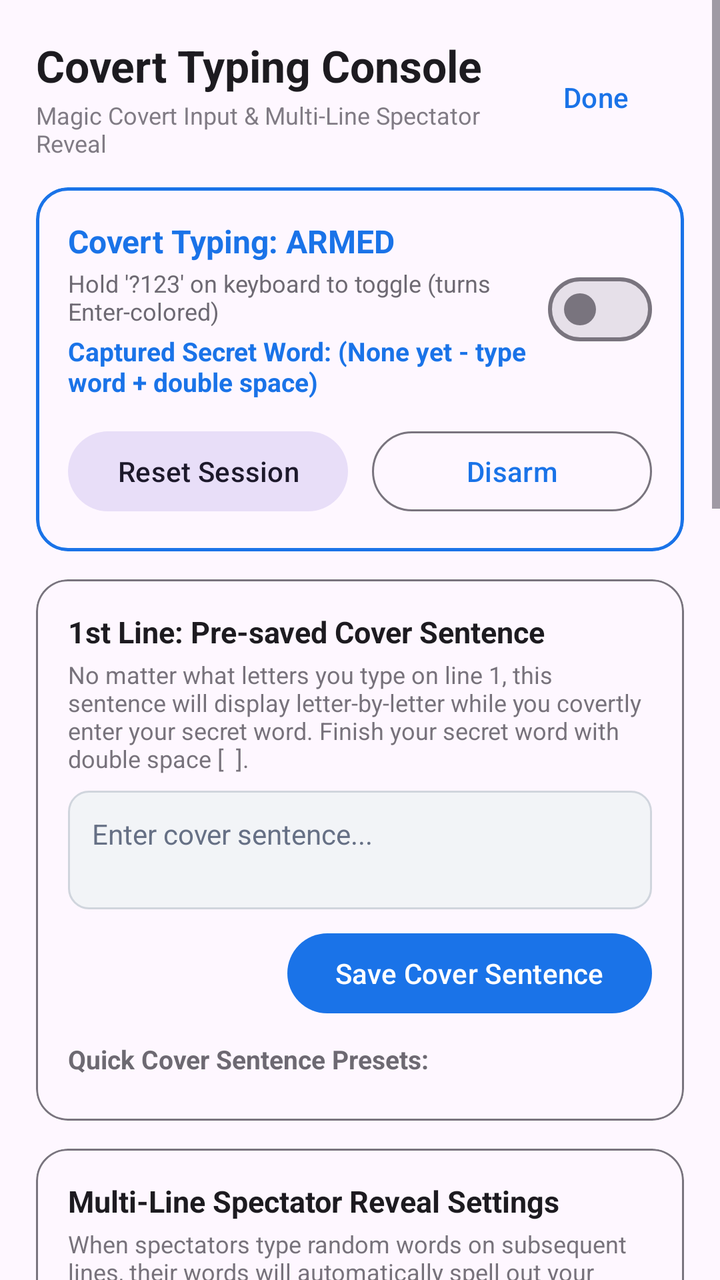
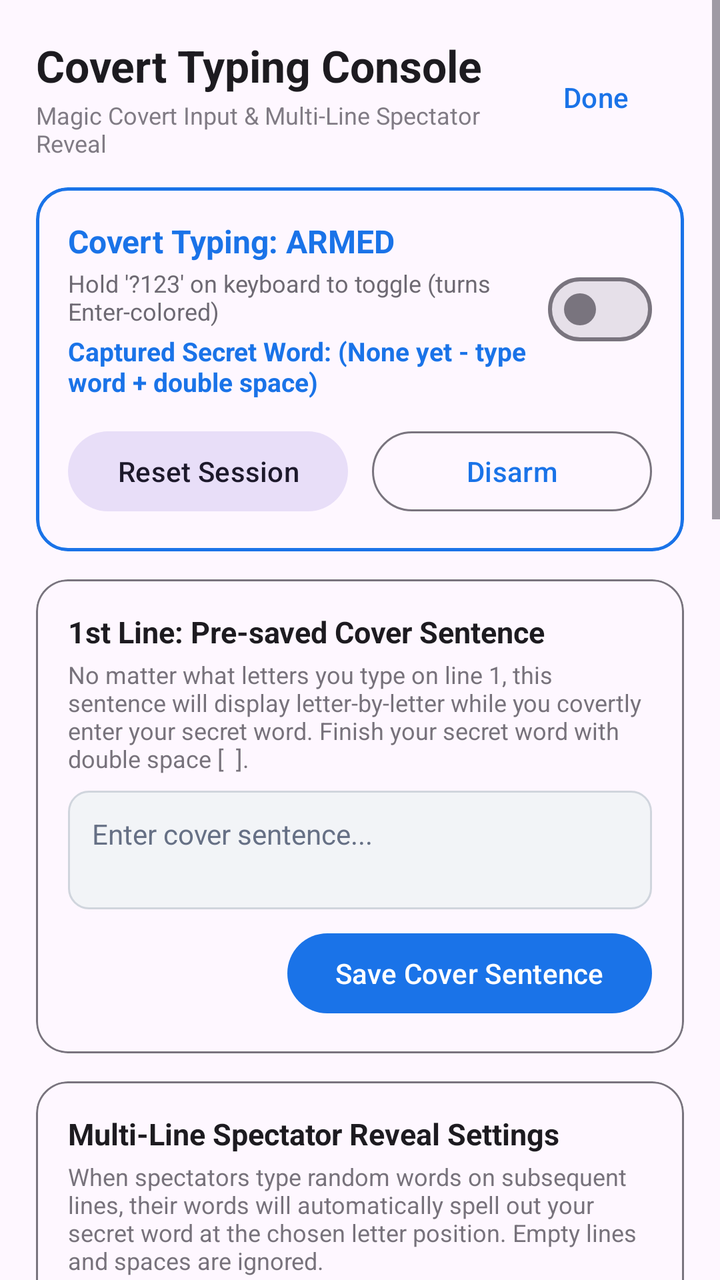

Screens rendered from an Android XML layout before and after an edit, with the pre-edit source and the edit as a unified diff.
<!-- AndroidManifest.xml: application theme Theme.CustomKeyboard -->
<!-- res/layout/dialog_hidden_covert_menu.xml -->
<?xml version="1.0" encoding="utf-8"?>
<ScrollView xmlns:android="http://schemas.android.com/apk/res/android"
    xmlns:app="http://schemas.android.com/apk/res-auto"
    android:layout_width="match_parent"
    android:layout_height="match_parent"
    android:fillViewport="true"
    android:background="?android:attr/colorBackground">

    <LinearLayout
        android:layout_width="match_parent"
        android:layout_height="wrap_content"
        android:orientation="vertical"
        android:padding="18dp">

        
        <LinearLayout
            android:layout_width="match_parent"
            android:layout_height="wrap_content"
            android:orientation="horizontal"
            android:gravity="center_vertical">

            <LinearLayout
                android:layout_width="0dp"
                android:layout_height="wrap_content"
                android:layout_weight="1"
                android:orientation="vertical">

                <TextView
                    android:layout_width="wrap_content"
                    android:layout_height="wrap_content"
                    android:text="Covert Typing Console"
                    android:textSize="22sp"
                    android:textStyle="bold"
                    android:textColor="?android:attr/textColorPrimary" />

                <TextView
                    android:layout_width="wrap_content"
                    android:layout_height="wrap_content"
                    android:layout_marginTop="2dp"
                    android:text="Magic Covert Input &amp; Multi-Line Spectator Reveal"
                    android:textSize="12sp"
                    android:alpha="0.7"
                    android:textColor="?android:attr/textColorSecondary" />
            </LinearLayout>

            <Button
                android:id="@+id/btnCloseCovert"
                style="@style/Widget.Material3.Button.TextButton"
                android:layout_width="wrap_content"
                android:layout_height="wrap_content"
                android:text="Done" />
        </LinearLayout>

        
        <com.google.android.material.card.MaterialCardView
            android:layout_width="match_parent"
            android:layout_height="wrap_content"
            android:layout_marginTop="14dp"
            app:cardCornerRadius="16dp"
            app:cardElevation="0dp"
            app:strokeWidth="1.5dp"
            app:strokeColor="?attr/colorPrimary">

            <LinearLayout
                android:layout_width="match_parent"
                android:layout_height="wrap_content"
                android:orientation="vertical"
                android:padding="16dp">

                <LinearLayout
                    android:layout_width="match_parent"
                    android:layout_height="wrap_content"
                    android:orientation="horizontal"
                    android:gravity="center_vertical">

                    <LinearLayout
                        android:layout_width="0dp"
                        android:layout_height="wrap_content"
                        android:layout_weight="1"
                        android:orientation="vertical">

                        <TextView
                            android:id="@+id/tvCovertStatusTitle"
                            android:layout_width="wrap_content"
                            android:layout_height="wrap_content"
                            android:text="Covert Typing: ARMED"
                            android:textSize="16sp"
                            android:textStyle="bold"
                            android:textColor="?attr/colorPrimary" />

                        <TextView
                            android:id="@+id/tvCovertTriggerHint"
                            android:layout_width="wrap_content"
                            android:layout_height="wrap_content"
                            android:layout_marginTop="2dp"
                            android:text="Hold '?123' on keyboard to toggle (turns Enter-colored)"
                            android:textSize="12sp"
                            android:alpha="0.8" />

                        <TextView
                            android:id="@+id/tvCapturedWordStatus"
                            android:layout_width="wrap_content"
                            android:layout_height="wrap_content"
                            android:layout_marginTop="3dp"
                            android:text="Captured Secret Word: (None yet - type word + double space)"
                            android:textSize="13sp"
                            android:textStyle="bold"
                            android:textColor="?attr/colorPrimary" />
                    </LinearLayout>

                    <com.google.android.material.materialswitch.MaterialSwitch
                        android:id="@+id/switchCovertMaster"
                        android:layout_width="wrap_content"
                        android:layout_height="wrap_content" />
                </LinearLayout>

                <LinearLayout
                    android:layout_width="match_parent"
                    android:layout_height="wrap_content"
                    android:layout_marginTop="12dp"
                    android:orientation="horizontal"
                    android:gravity="center_vertical">

                    <Button
                        android:id="@+id/btnResetSession"
                        style="@style/Widget.Material3.Button.TonalButton"
                        android:layout_width="0dp"
                        android:layout_height="wrap_content"
                        android:layout_weight="1"
                        android:layout_marginEnd="6dp"
                        android:text="Reset Session" />

                    <Button
                        android:id="@+id/btnDisarmNow"
                        style="@style/Widget.Material3.Button.OutlinedButton"
                        android:layout_width="0dp"
                        android:layout_height="wrap_content"
                        android:layout_weight="1"
                        android:layout_marginStart="6dp"
                        android:text="Disarm" />
                </LinearLayout>

            </LinearLayout>
        </com.google.android.material.card.MaterialCardView>

        
        <com.google.android.material.card.MaterialCardView
            android:layout_width="match_parent"
            android:layout_height="wrap_content"
            android:layout_marginTop="14dp"
            app:cardCornerRadius="16dp"
            app:cardElevation="0dp"
            app:strokeWidth="1dp"
            app:strokeColor="?attr/colorOutline">

            <LinearLayout
                android:layout_width="match_parent"
                android:layout_height="wrap_content"
                android:orientation="vertical"
                android:padding="16dp">

                <TextView
                    android:layout_width="wrap_content"
                    android:layout_height="wrap_content"
                    android:text="1st Line: Pre-saved Cover Sentence"
                    android:textStyle="bold"
                    android:textSize="15sp"
                    android:textColor="?android:attr/textColorPrimary" />

                <TextView
                    android:layout_width="wrap_content"
                    android:layout_height="wrap_content"
                    android:layout_marginTop="3dp"
                    android:text="No matter what letters you type on line 1, this sentence will display letter-by-letter while you covertly enter your secret word. Finish your secret word with double space [  ]."
                    android:textSize="12sp"
                    android:alpha="0.75" />

                <EditText
                    android:id="@+id/editCoverSentence"
                    android:layout_width="match_parent"
                    android:layout_height="wrap_content"
                    android:layout_marginTop="8dp"
                    android:hint="Enter cover sentence..."
                    android:textColor="@color/edit_text_color"
                    android:textColorHint="@color/edit_hint_color"
                    android:textSize="14sp"
                    android:minLines="2"
                    android:gravity="top|start"
                    android:padding="12dp"
                    android:background="@drawable/bg_edit_text" />

                <LinearLayout
                    android:layout_width="match_parent"
                    android:layout_height="wrap_content"
                    android:layout_marginTop="8dp"
                    android:orientation="horizontal"
                    android:gravity="end">

                    <Button
                        android:id="@+id/btnSaveCoverSentence"
                        android:layout_width="wrap_content"
                        android:layout_height="wrap_content"
                        android:text="Save Cover Sentence" />
                </LinearLayout>

                <TextView
                    android:layout_width="wrap_content"
                    android:layout_height="wrap_content"
                    android:layout_marginTop="10dp"
                    android:text="Quick Cover Sentence Presets:"
                    android:textStyle="bold"
                    android:textSize="13sp"
                    android:alpha="0.8" />

                <com.google.android.material.chip.ChipGroup
                    android:id="@+id/chipGroupCoverPresets"
                    android:layout_width="match_parent"
                    android:layout_height="wrap_content"
                    android:layout_marginTop="6dp" />

            </LinearLayout>
        </com.google.android.material.card.MaterialCardView>

        
        <com.google.android.material.card.MaterialCardView
            android:layout_width="match_parent"
            android:layout_height="wrap_content"
            android:layout_marginTop="14dp"
            app:cardCornerRadius="16dp"
            app:cardElevation="0dp"
            app:strokeWidth="1dp"
            app:strokeColor="?attr/colorOutline">

            <LinearLayout
                android:layout_width="match_parent"
                android:layout_height="wrap_content"
                android:orientation="vertical"
                android:padding="16dp">

                <TextView
                    android:layout_width="wrap_content"
                    android:layout_height="wrap_content"
                    android:text="Multi-Line Spectator Reveal Settings"
                    android:textStyle="bold"
                    android:textSize="15sp"
                    android:textColor="?android:attr/textColorPrimary" />

                <TextView
                    android:layout_width="wrap_content"
                    android:layout_height="wrap_content"
                    android:layout_marginTop="3dp"
                    android:text="When spectators type random words on subsequent lines, their words will automatically spell out your secret word at the chosen letter position. Empty lines and spaces are ignored."
                    android:textSize="12sp"
                    android:alpha="0.75" />

                <TextView
                    android:layout_width="wrap_content"
                    android:layout_height="wrap_content"
                    android:layout_marginTop="12dp"
                    android:text="Reveal Forced Letter Position:"
                    android:textStyle="bold"
                    android:textSize="13sp" />

                <RadioGroup
                    android:id="@+id/radioGroupRevealPos"
                    android:layout_width="match_parent"
                    android:layout_height="wrap_content"
                    android:layout_marginTop="6dp">

                    <RadioButton
                        android:id="@+id/radioReveal1st"
                        android:layout_width="wrap_content"
                        android:layout_height="wrap_content"
                        android:text="1st Letter (Acrostic: Sjakiwie / Amjridi / Mskeooe -> SAM)"
                        android:textSize="13sp" />

                    <RadioButton
                        android:id="@+id/radioReveal2nd"
                        android:layout_width="wrap_content"
                        android:layout_height="wrap_content"
                        android:text="2nd Letter (e.g. jSakiwie / mAjerid / sMkeooe)"
                        android:textSize="13sp" />

                    <RadioButton
                        android:id="@+id/radioReveal3rd"
                        android:layout_width="wrap_content"
                        android:layout_height="wrap_content"
                        android:text="3rd Letter (e.g. jaSekiwe / mjAried / skMeooe)"
                        android:textSize="13sp" />

                    <RadioButton
                        android:id="@+id/radioReveal4th"
                        android:layout_width="wrap_content"
                        android:layout_height="wrap_content"
                        android:text="4th Letter of each random word"
                        android:textSize="13sp" />
                </RadioGroup>

            </LinearLayout>
        </com.google.android.material.card.MaterialCardView>

        
        <com.google.android.material.card.MaterialCardView
            android:layout_width="match_parent"
            android:layout_height="wrap_content"
            android:layout_marginTop="14dp"
            app:cardCornerRadius="16dp"
            app:cardElevation="0dp"
            app:strokeWidth="1dp"
            app:strokeColor="?attr/colorOutline">

            <LinearLayout
                android:layout_width="match_parent"
                android:layout_height="wrap_content"
                android:orientation="vertical"
                android:padding="16dp">

                <LinearLayout
                    android:layout_width="match_parent"
                    android:layout_height="wrap_content"
                    android:orientation="horizontal"
                    android:gravity="center_vertical">

                    <LinearLayout
                        android:layout_width="0dp"
                        android:layout_height="wrap_content"
                        android:layout_weight="1"
                        android:orientation="vertical">

                        <TextView
                            android:layout_width="wrap_content"
                            android:layout_height="wrap_content"
                            android:text="Inject API Dispatch"
                            android:textStyle="bold"
                            android:textSize="15sp"
                            android:textColor="?android:attr/textColorPrimary" />

                        <TextView
                            android:layout_width="wrap_content"
                            android:layout_height="wrap_content"
                            android:text="Auto-sends the secret word to Inject API upon double-space [  ]"
                            android:textSize="12sp"
                            android:alpha="0.7" />
                    </LinearLayout>

                    <com.google.android.material.materialswitch.MaterialSwitch
                        android:id="@+id/switchInjectApi"
                        android:layout_width="wrap_content"
                        android:layout_height="wrap_content" />
                </LinearLayout>

                <LinearLayout
                    android:id="@+id/layoutInjectSettings"
                    android:layout_width="match_parent"
                    android:layout_height="wrap_content"
                    android:orientation="vertical"
                    android:layout_marginTop="10dp">

                    <TextView
                        android:layout_width="wrap_content"
                        android:layout_height="wrap_content"
                        android:text="API Endpoint / Webhook URL:"
                        android:textSize="12sp"
                        android:alpha="0.8" />

                    <EditText
                        android:id="@+id/editInjectUrl"
                        android:layout_width="match_parent"
                        android:layout_height="wrap_content"
                        android:layout_marginTop="4dp"
                        android:hint="https://your-api-endpoint.com/event"
                        android:textColor="@color/edit_text_color"
                        android:textColorHint="@color/edit_hint_color"
                        android:textSize="13sp"
                        android:padding="10dp"
                        android:background="@drawable/bg_edit_text" />

                    <TextView
                        android:layout_width="wrap_content"
                        android:layout_height="wrap_content"
                        android:layout_marginTop="8dp"
                        android:text="Dispatched JSON Payload Format:"
                        android:textSize="11sp"
                        android:textStyle="bold"
                        android:alpha="0.8" />

                    <TextView
                        android:layout_width="match_parent"
                        android:layout_height="wrap_content"
                        android:layout_marginTop="3dp"
                        android:padding="8dp"
                        android:background="@drawable/bg_edit_text"
                        android:text='{"count":1417,"value":"&lt;secret_word&gt;","receiveCount":463,"source":"phone","thumperId":1,"ai":null}'
                        android:fontFamily="monospace"
                        android:textSize="11sp"
                        android:textColor="?attr/colorPrimary" />

                    <TextView
                        android:layout_width="wrap_content"
                        android:layout_height="wrap_content"
                        android:layout_marginTop="8dp"
                        android:text="API Key / Auth Token (Optional - Leave blank if not needed):"
                        android:textSize="12sp"
                        android:alpha="0.8" />

                    <EditText
                        android:id="@+id/editInjectKey"
                        android:layout_width="match_parent"
                        android:layout_height="wrap_content"
                        android:layout_marginTop="4dp"
                        android:hint="Optional Bearer token (leave blank if none)"
                        android:textColor="@color/edit_text_color"
                        android:textColorHint="@color/edit_hint_color"
                        android:textSize="13sp"
                        android:padding="10dp"
                        android:background="@drawable/bg_edit_text" />

                    <LinearLayout
                        android:layout_width="match_parent"
                        android:layout_height="wrap_content"
                        android:layout_marginTop="10dp"
                        android:orientation="horizontal"
                        android:gravity="end">

                        <Button
                            android:id="@+id/btnTestInjectApi"
                            style="@style/Widget.Material3.Button.TonalButton"
                            android:layout_width="wrap_content"
                            android:layout_height="wrap_content"
                            android:text="Test Send Payload" />
                    </LinearLayout>
                </LinearLayout>

            </LinearLayout>
        </com.google.android.material.card.MaterialCardView>

        
        <com.google.android.material.card.MaterialCardView
            android:layout_width="match_parent"
            android:layout_height="wrap_content"
            android:layout_marginTop="14dp"
            android:layout_marginBottom="24dp"
            app:cardCornerRadius="16dp"
            app:cardElevation="0dp"
            app:strokeWidth="1dp"
            app:strokeColor="?attr/colorOutline">

            <LinearLayout
                android:layout_width="match_parent"
                android:layout_height="wrap_content"
                android:orientation="vertical"
                android:padding="16dp">

                <TextView
                    android:layout_width="wrap_content"
                    android:layout_height="wrap_content"
                    android:text="Live Covert &amp; Spectator Scratchpad"
                    android:textStyle="bold"
                    android:textSize="15sp"
                    android:textColor="?android:attr/textColorPrimary" />

                <TextView
                    android:layout_width="wrap_content"
                    android:layout_height="wrap_content"
                    android:layout_marginTop="2dp"
                    android:text="Practice the entire effect here: Type secret word + [  ] on Line 1, then hit Enter and type random letters on subsequent lines."
                    android:textSize="12sp"
                    android:alpha="0.7" />

                <EditText
                    android:id="@+id/editCovertSandbox"
                    android:layout_width="match_parent"
                    android:layout_height="wrap_content"
                    android:layout_marginTop="10dp"
                    android:hint="Line 1: Covert sentence will type here...\nLine 2: Spectator 1 random word\nLine 3: Spectator 2 random word"
                    android:textColor="@color/edit_text_color"
                    android:textColorHint="@color/edit_hint_color"
                    android:textSize="14sp"
                    android:minLines="4"
                    android:gravity="top|start"
                    android:padding="12dp"
                    android:background="@drawable/bg_edit_text" />

                <LinearLayout
                    android:layout_width="match_parent"
                    android:layout_height="wrap_content"
                    android:layout_marginTop="6dp"
                    android:orientation="horizontal"
                    android:gravity="center_vertical">

                    <TextView
                        android:id="@+id/tvSandboxLiveStatus"
                        android:layout_width="0dp"
                        android:layout_height="wrap_content"
                        android:layout_weight="1"
                        android:text="Status: Ready"
                        android:textSize="12sp"
                        android:textStyle="bold"
                        android:textColor="?attr/colorPrimary" />

                    <Button
                        android:id="@+id/btnClearCovertSandbox"
                        style="@style/Widget.Material3.Button.TextButton"
                        android:layout_width="wrap_content"
                        android:layout_height="wrap_content"
                        android:text="Clear Sandbox" />
                </LinearLayout>

            </LinearLayout>
        </com.google.android.material.card.MaterialCardView>

    </LinearLayout>
</ScrollView>
<!-- resources referenced by this layout -->
<resources>
  <color name="edit_hint_color">#667085</color>
  <color name="edit_text_color">#101828</color>
  <!-- drawable bg_edit_text (drawable) -->
  <?xml version="1.0" encoding="utf-8"?>
  <shape xmlns:android="http://schemas.android.com/apk/res/android"
      android:shape="rectangle">
      <corners android:radius="10dp" />
      <solid android:color="@color/edit_bg" />
      <stroke
          android:width="1dp"
          android:color="@color/edit_stroke" />
  </shape>
  <style name="Theme.CustomKeyboard" parent="Theme.Material3.DayNight.NoActionBar">
          <item name="colorPrimary">@color/accent</item>
          <item name="colorAccent">@color/accent</item>
          <item name="android:statusBarColor">?android:attr/colorBackground</item>
          <item name="android:navigationBarColor">?android:attr/colorBackground</item>
      </style>
  <color name="edit_bg">#F2F4F7</color>
  <color name="edit_stroke">#D0D5DD</color>
  <color name="accent">#1A73E8</color>
</resources>

<!-- the commit's change to res/layout/dialog_hidden_covert_menu.xml (unified diff, before → after) -->
@@ -203,21 +203,6 @@
                         android:text="Save Cover Sentence" />
                 </LinearLayout>
 
-                <TextView
-                    android:layout_width="wrap_content"
-                    android:layout_height="wrap_content"
-                    android:layout_marginTop="10dp"
-                    android:text="Quick Cover Sentence Presets:"
-                    android:textStyle="bold"
-                    android:textSize="13sp"
-                    android:alpha="0.8" />
-
-                <com.google.android.material.chip.ChipGroup
-                    android:id="@+id/chipGroupCoverPresets"
-                    android:layout_width="match_parent"
-                    android:layout_height="wrap_content"
-                    android:layout_marginTop="6dp" />
-
             </LinearLayout>
         </com.google.android.material.card.MaterialCardView>
 
